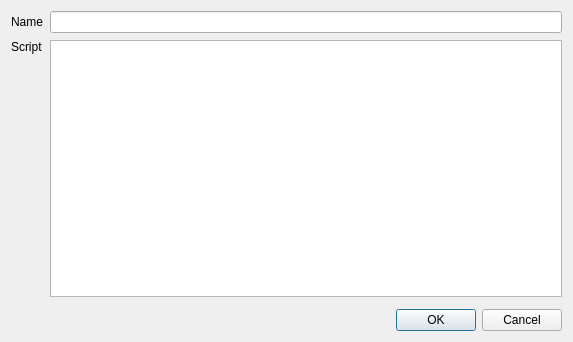
flysnow010/flyterm, file dialog/commanddialog.ui: the form before one commit.
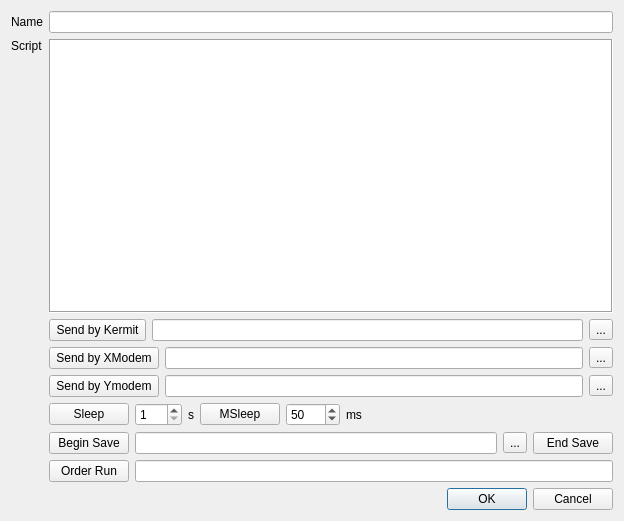
The form after the commit.

Diff of the .ui file:
```diff
--- a/dialog/commanddialog.ui
+++ b/dialog/commanddialog.ui
@@ -6,22 +6,16 @@
    <rect>
     <x>0</x>
     <y>0</y>
-    <width>573</width>
-    <height>342</height>
+    <width>624</width>
+    <height>521</height>
    </rect>
   </property>
   <property name="windowTitle">
    <string>Command</string>
   </property>
   <layout class="QVBoxLayout" name="verticalLayout">
-   <property name="spacing">
-    <number>12</number>
-   </property>
    <item>
-    <layout class="QGridLayout" name="gridLayout">
-     <property name="spacing">
-      <number>7</number>
-     </property>
+    <layout class="QGridLayout" name="gridLayout" rowstretch="0,0,1,0,0,0,0,0,0" columnstretch="0,0,0,0">
      <item row="0" column="0">
       <widget class="QLabel" name="label">
        <property name="text">
@@ -29,20 +23,23 @@
        </property>
       </widget>
      </item>
-     <item row="0" column="1">
+     <item row="0" column="1" colspan="3">
       <widget class="QLineEdit" name="editName"/>
      </item>
      <item row="1" column="0">
       <widget class="QLabel" name="label_2">
+       <property name="sizePolicy">
+        <sizepolicy hsizetype="Preferred" vsizetype="Fixed">
+         <horstretch>0</horstretch>
+         <verstretch>0</verstretch>
+        </sizepolicy>
+       </property>
        <property name="text">
         <string>Script</string>
        </property>
       </widget>
      </item>
-     <item row="1" column="1" rowspan="2">
-      <widget class="QPlainTextEdit" name="editScript"/>
-     </item>
-     <item row="2" column="0">
+     <item row="2" column="0" rowspan="7">
       <spacer name="verticalSpacer">
        <property name="orientation">
         <enum>Qt::Vertical</enum>
@@ -50,11 +47,217 @@
        <property name="sizeHint" stdset="0">
         <size>
          <width>20</width>
-         <height>148</height>
+         <height>488</height>
         </size>
        </property>
       </spacer>
      </item>
+     <item row="3" column="1" colspan="3">
+      <layout class="QHBoxLayout" name="horizontalLayout_5">
+       <item>
+        <widget class="QPushButton" name="btnSendByKermit">
+         <property name="text">
+          <string> Send by Kermit </string>
+         </property>
+        </widget>
+       </item>
+       <item>
+        <widget class="QLineEdit" name="lineEditFilenameForKermit">
+         <property name="readOnly">
+          <bool>true</bool>
+         </property>
+        </widget>
+       </item>
+       <item>
+        <widget class="QToolButton" name="btnBrowseFilenameForKermit">
+         <property name="text">
+          <string>...</string>
+         </property>
+        </widget>
+       </item>
+      </layout>
+     </item>
+     <item row="4" column="1" colspan="3">
+      <layout class="QHBoxLayout" name="horizontalLayout_3">
+       <item>
+        <widget class="QPushButton" name="btnSendByXModem">
+         <property name="text">
+          <string> Send by XModem </string>
+         </property>
+        </widget>
+       </item>
+       <item>
+        <widget class="QLineEdit" name="lineEditFilenameForXModem">
+         <property name="readOnly">
+          <bool>true</bool>
+         </property>
+        </widget>
+       </item>
+       <item>
+        <widget class="QToolButton" name="btnBrowseFilenameForXModem">
+         <property name="text">
+          <string>...</string>
+         </property>
+        </widget>
+       </item>
+      </layout>
+     </item>
+     <item row="5" column="1" colspan="3">
+      <layout class="QHBoxLayout" name="horizontalLayout_4">
+       <item>
+        <widget class="QPushButton" name="btnSendByYModem">
+         <property name="text">
+          <string> Send by Ymodem </string>
+         </property>
+        </widget>
+       </item>
+       <item>
+        <widget class="QLineEdit" name="lineEditFilenameForYModem">
+         <property name="readOnly">
+          <bool>true</bool>
+         </property>
+        </widget>
+       </item>
+       <item>
+        <widget class="QToolButton" name="btnBrowseFilenameForYModem">
+         <property name="text">
+          <string>...</string>
+         </property>
+        </widget>
+       </item>
+      </layout>
+     </item>
+     <item row="6" column="1">
+      <layout class="QHBoxLayout" name="horizontalLayout">
+       <item>
+        <widget class="QPushButton" name="btnSleep">
+         <property name="text">
+          <string>Sleep</string>
+         </property>
+        </widget>
+       </item>
+       <item>
+        <widget class="QSpinBox" name="spinBoxSecond">
+         <property name="minimum">
+          <number>1</number>
+         </property>
+         <property name="maximum">
+          <number>100</number>
+         </property>
+        </widget>
+       </item>
+       <item>
+        <widget class="QLabel" name="label_3">
+         <property name="text">
+          <string>s</string>
+         </property>
+        </widget>
+       </item>
+      </layout>
+     </item>
+     <item row="6" column="2">
+      <layout class="QHBoxLayout" name="horizontalLayout_2">
+       <item>
+        <widget class="QPushButton" name="btnMSleep">
+         <property name="text">
+          <string>MSleep</string>
+         </property>
+        </widget>
+       </item>
+       <item>
+        <widget class="QSpinBox" name="spinBoxMSecond">
+         <property name="minimum">
+          <number>1</number>
+         </property>
+         <property name="maximum">
+          <number>2000</number>
+         </property>
+         <property name="value">
+          <number>50</number>
+         </property>
+        </widget>
+       </item>
+       <item>
+        <widget class="QLabel" name="label_4">
+         <property name="text">
+          <string>ms</string>
+         </property>
+        </widget>
+       </item>
+      </layout>
+     </item>
+     <item row="6" column="3">
+      <spacer name="horizontalSpacer">
+       <property name="orientation">
+        <enum>Qt::Horizontal</enum>
+       </property>
+       <property name="sizeHint" stdset="0">
+        <size>
+         <width>40</width>
+         <height>20</height>
+        </size>
+       </property>
+      </spacer>
+     </item>
+     <item row="7" column="1" colspan="3">
+      <layout class="QHBoxLayout" name="horizontalLayout_7">
+       <item>
+        <widget class="QPushButton" name="btnBeginSave">
+         <property name="text">
+          <string>Begin Save</string>
+         </property>
+        </widget>
+       </item>
+       <item>
+        <widget class="QLineEdit" name="lineEditSaveFileName"/>
+       </item>
+       <item>
+        <widget class="QToolButton" name="btnBrowseSaveFilename">
+         <property name="text">
+          <string>...</string>
+         </property>
+        </widget>
+       </item>
+       <item>
+        <widget class="QPushButton" name="btnEndSave">
+         <property name="text">
+          <string>End Save</string>
+         </property>
+        </widget>
+       </item>
+      </layout>
+     </item>
+     <item row="8" column="1" colspan="3">
+      <layout class="QHBoxLayout" name="horizontalLayout_6">
+       <item>
+        <widget class="QPushButton" name="btnOrderRun">
+         <property name="text">
+          <string>Order Run</string>
+         </property>
+        </widget>
+       </item>
+       <item>
+        <widget class="QLineEdit" name="lineEditOrderRunPrompt"/>
+       </item>
+      </layout>
+     </item>
+     <item row="1" column="1" rowspan="2" colspan="3">
+      <widget class="QPlainTextEdit" name="editScript">
+       <property name="font">
+        <font>
+         <pointsize>12</pointsize>
+         <weight>50</weight>
+         <bold>false</bold>
+        </font>
+       </property>
+       <property name="frameShape">
+        <enum>QFrame::Box</enum>
+       </property>
+       <property name="frameShadow">
+        <enum>QFrame::Sunken</enum>
+       </property>
+      </widget>
+     </item>
     </layout>
    </item>
    <item>
```
Left out of the diff: 8 changed lines with no effect on the pictures.
